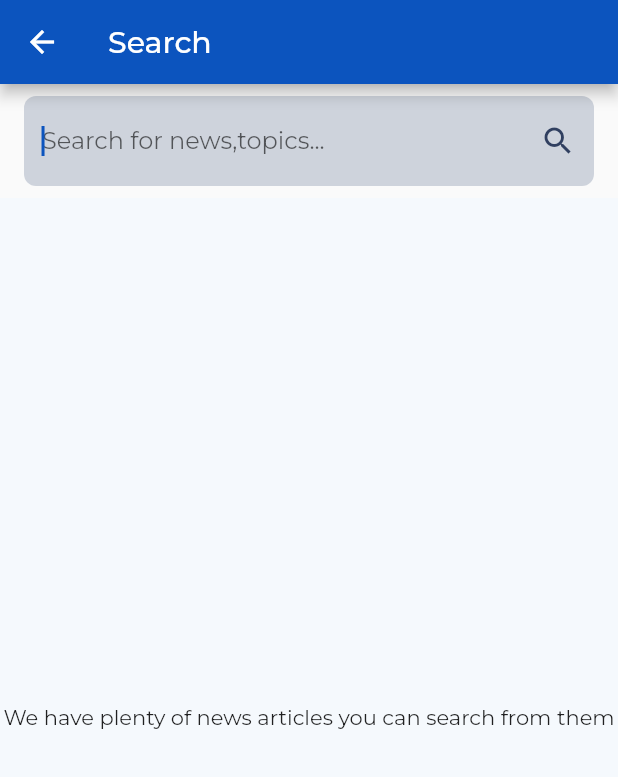
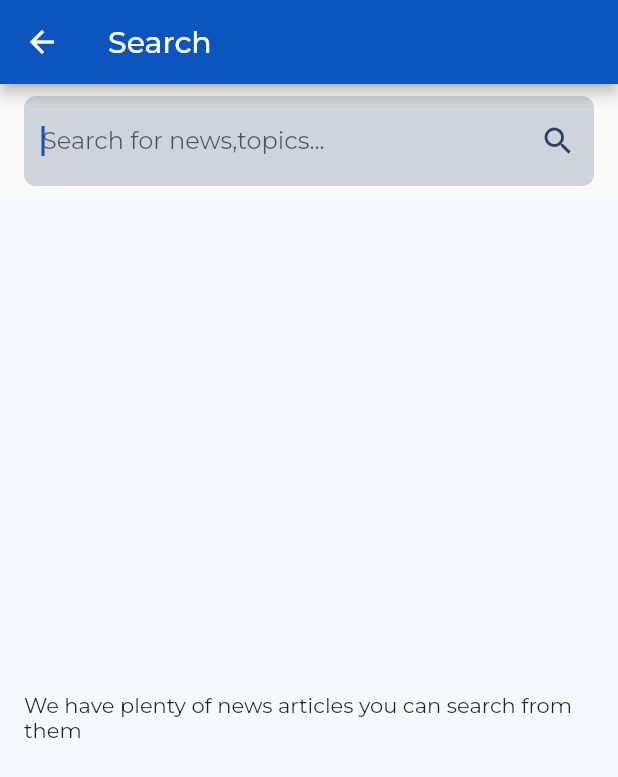
Before and after one commit to akmalviya03/news_feed, a Flutter app: the SearchPage screen opened directly, on a phone screen of 412 x 824 dp. Shown: the top 777 px of the screen. Run offline on Flutter 3.47's test engine with Material 2 defaults, Android fonts, the phone set to English and light mode, and no system bars; our stand-ins replace connectivity_plus, extended_image, google_fonts; network calls fail.

Commit message:
Bug Fixes

```diff
--- a/lib/Search/search_page.dart
+++ b/lib/Search/search_page.dart
@@ -1,11 +1,13 @@
 import 'package:flutter/material.dart';
 import 'package:google_fonts/google_fonts.dart';
+import 'package:news_feed/Home/home_page.dart';
 import 'package:news_feed/News/newsModels/articles_model.dart';
 import 'package:news_feed/Search/search_provider.dart';
 import 'package:news_feed/Shared/text_field_search.dart';
 import 'package:provider/provider.dart';
 import '../News/Provider/newsProvider.dart';
 import '../News/UI/news_card.dart';
+import '../center_text.dart';
 
 class SearchPage extends StatefulWidget {
   const SearchPage({Key? key}) : super(key: key);
@@ -80,14 +82,10 @@ class _SearchPageState extends State<SearchPage> {
                                   article:
                                       searchProvider.getSearchedArticles[index],
                                 ))
-                        : Center(
-                            child: Text(
-                              counter < 1
-                                  ? 'We have plenty of news articles you can search from them'
-                                  : 'OOPS! We have no item with this name',
-                              style: GoogleFonts.montserrat(),
-                            ),
-                          ));
+                        : CenterText(
+                            text: counter < 1
+                                ? 'We have plenty of news articles you can search from them'
+                                : 'OOPS! We have no item with this name'));
               },
             )
           ],
--- /dev/null
+++ b/lib/center_text.dart
@@ -0,0 +1,20 @@
+import 'package:flutter/material.dart';
+import 'package:google_fonts/google_fonts.dart';
+
+class CenterText extends StatelessWidget {
+  const CenterText({
+    Key? key, required this.text,
+  }) : super(key: key);
+  final String text;
+  @override
+  Widget build(BuildContext context) {
+    return Padding(
+      padding: const EdgeInsets.symmetric(horizontal: 16),
+      child: Center(
+          child: Text(
+            text,
+            style: GoogleFonts.montserrat(),
+          )),
+    );
+  }
+}
```
Also changed, not shown: lib/Home/home_page.dart (+17 -12 lines).
